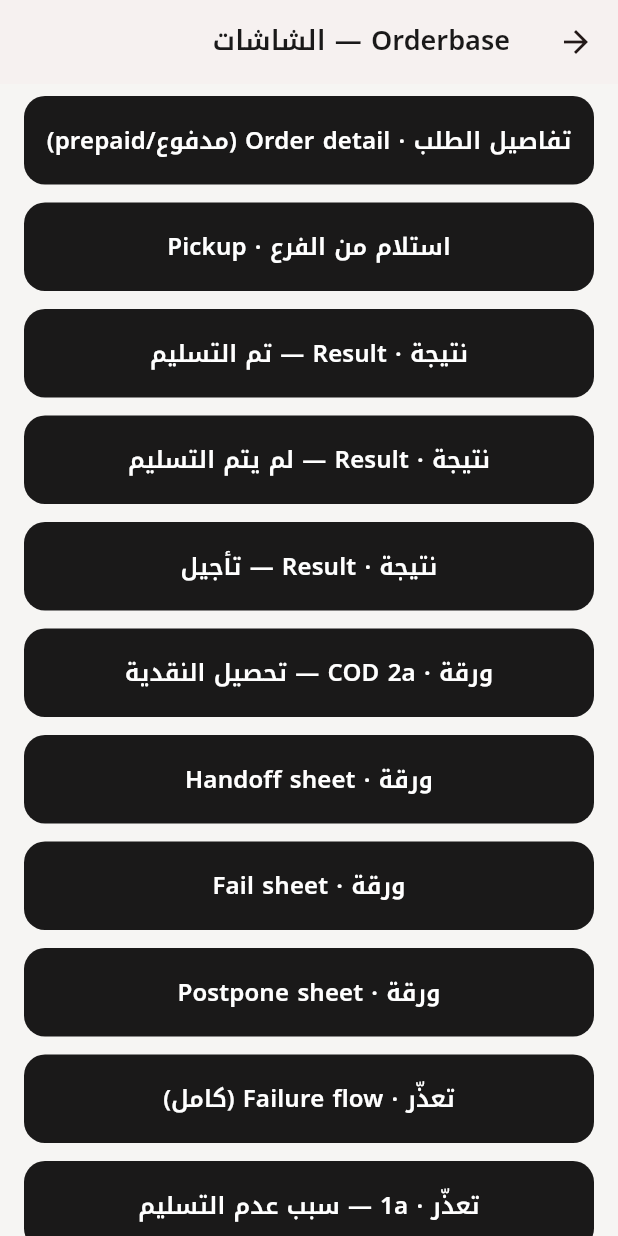
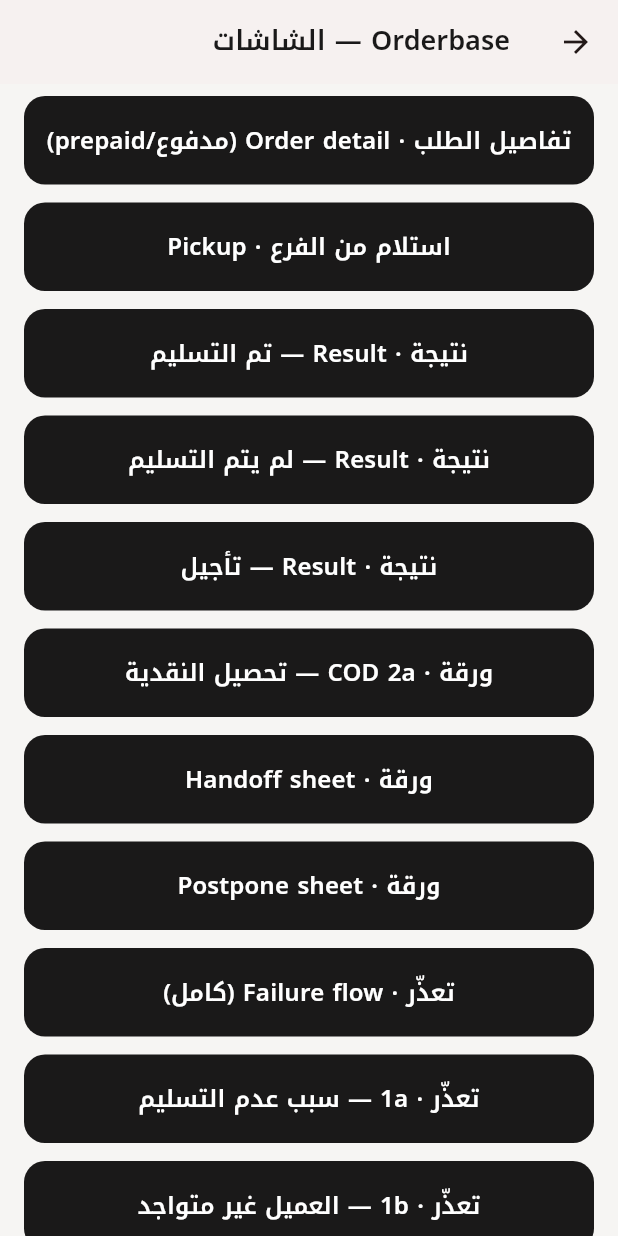
Before and after one commit to ahmedmarwan47-stack/orderbase_delivery_app, a Flutter app: the DevGallery screen opened directly, scrolled down 576 dp, on a phone screen of 412 x 824 dp. Run offline on Flutter 3.47's test engine with Material 3 defaults, Android fonts, the phone set to English and light mode, and no system bars; our stand-ins replace easy_localization, flutter_modular, flutter_screenutil, flutter_svg, rxdart.

Commit message:
Retire the superseded order_flow fail sheet; refresh stale CLAUDE.md
The standalone Failure States flow (showFailureFlow) is already the app's one
fail flow, wired into OrderFlowController.fail(). Remove the now-orphaned old
inline fail sheet that only survived as a DevGallery preview:
- delete fail_sheet.dart + fail_sheet_controller.dart and their part directives
- drop the redundant 'Fail sheet' DevGallery entry (the full failure flow and
  its 1a-1g previews already cover it)
- remove the 11 orphaned fail_* locale keys + ar/en strings

Also bring CLAUDE.md back in sync with reality: every .dc.html mockup is built
(COD 2a, Failure States, Settlement, Auth, Home 1b/1c/2a were all still marked
'not built'); document the payment-/outcome-aware Order Flow and the current
route table. flutter analyze clean; failure flow verified on the simulator.

Co-Authored-By: Claude Opus 4.8 <noreply@anthropic.com>

```diff
--- a/assets/translations/ar.json
+++ b/assets/translations/ar.json
@@ -139,17 +139,6 @@
   "handoff_egp_suffix": "جم",
   "handoff_wallet_toggle": "إضافة الفكة (50 جم) للمحفظة",
   "handoff_collect_next": "متابعة لتحصيل النقدية",
-  "fail_title": "سبب عدم التسليم",
-  "fail_reason_1": "العميل غير متواجد",
-  "fail_reason_2": "العميل رفض الاستلام",
-  "fail_reason_3": "عدم تطابق المنتج",
-  "fail_reason_4": "عنوان خاطئ",
-  "fail_reason_5": "زحام مروري أو تأخير",
-  "fail_reason_6": "سبب آخر",
-  "fail_note_label": "ملاحظة (إلزامية)",
-  "fail_note_hint": "اكتب تفاصيل ما حدث…",
-  "fail_submit": "تسجيل عدم التسليم",
-  "fail_postpone": "تأجيل لوقت لاحق اليوم",
   "postpone_title": "تأجيل التسليم",
   "postpone_desc": "حدّد الموعد الجديد الذي طلبه العميل لإعادة التوصيل",
   "postpone_slot_1": "بعد ساعة",
--- a/assets/translations/en.json
+++ b/assets/translations/en.json
@@ -139,17 +139,6 @@
   "handoff_egp_suffix": "EGP",
   "handoff_wallet_toggle": "Add the change (50 EGP) to the wallet",
   "handoff_collect_next": "Continue to collect cash",
-  "fail_title": "Reason for non-delivery",
-  "fail_reason_1": "Customer unavailable",
-  "fail_reason_2": "Customer refused delivery",
-  "fail_reason_3": "Product mismatch",
-  "fail_reason_4": "Wrong address",
-  "fail_reason_5": "Traffic or delay",
-  "fail_reason_6": "Other reason",
-  "fail_note_label": "Note (required)",
-  "fail_note_hint": "Write the details of what happened…",
-  "fail_submit": "Record non-delivery",
-  "fail_postpone": "Postpone to later today",
   "postpone_title": "Postpone delivery",
   "postpone_desc": "Set the new time the customer requested for re-delivery",
   "postpone_slot_1": "In an hour",
--- a/lib/core/localization/locale_keys.dart
+++ b/lib/core/localization/locale_keys.dart
@@ -185,17 +185,6 @@ abstract final class LocaleKeys {
   static const String handoffEgpSuffix = 'handoff_egp_suffix';
   static const String handoffWalletToggle = 'handoff_wallet_toggle';
   static const String handoffCollectNext = 'handoff_collect_next';
-  static const String failTitle = 'fail_title';
-  static const String failReason1 = 'fail_reason_1';
-  static const String failReason2 = 'fail_reason_2';
-  static const String failReason3 = 'fail_reason_3';
-  static const String failReason4 = 'fail_reason_4';
-  static const String failReason5 = 'fail_reason_5';
-  static const String failReason6 = 'fail_reason_6';
-  static const String failNoteLabel = 'fail_note_label';
-  static const String failNoteHint = 'fail_note_hint';
-  static const String failSubmit = 'fail_submit';
-  static const String failPostpone = 'fail_postpone';
   static const String postponeTitle = 'postpone_title';
   static const String postponeDesc = 'postpone_desc';
   static const String postponeSlot1 = 'postpone_slot_1';
--- a/lib/dev/dev_gallery.dart
+++ b/lib/dev/dev_gallery.dart
@@ -54,7 +54,6 @@ class DevGallery extends StatelessWidget {
         ),
     'ورقة · Handoff sheet': (_) =>
         SheetPreviewHost(label: 'تأكيد التسليم', open: showHandoffSheet),
-    'ورقة · Fail sheet': (_) => SheetPreviewHost(label: 'سبب عدم التسليم', open: showFailSheet),
     'ورقة · Postpone sheet': (_) =>
         SheetPreviewHost(label: 'تأجيل التسليم', open: showPostponeSheet),
     // Auth flow (Auth.dc.html 1a–1f). Login walks the whole reset flow
--- a/lib/features/order_flow/presentation/imports/order_flow_imports.dart
+++ b/lib/features/order_flow/presentation/imports/order_flow_imports.dart
@@ -19,7 +19,6 @@ import '../../../../widgets/map_view.dart';
 // Controllers (flow orchestration + ephemeral sheet state)
 part '../controllers/order_flow_controller.dart';
 part '../controllers/handoff_sheet_controller.dart';
-part '../controllers/fail_sheet_controller.dart';
 part '../controllers/postpone_sheet_controller.dart';
 
 // Views (public route entry points)
@@ -42,5 +41,4 @@ part '../widgets/result_actions.dart';
 
 // Sheets (Order Flow overlays)
 part '../widgets/sheets/handoff_sheet.dart';
-part '../widgets/sheets/fail_sheet.dart';
 part '../widgets/sheets/postpone_sheet.dart';
```
Also changed, not shown: lib/features/order_flow/presentation/controllers/fail_sheet_controller.dart (deleted, +0 -50 lines), lib/features/order_flow/presentation/widgets/sheets/fail_sheet.dart (deleted, +0 -207 lines), 1 other file.
